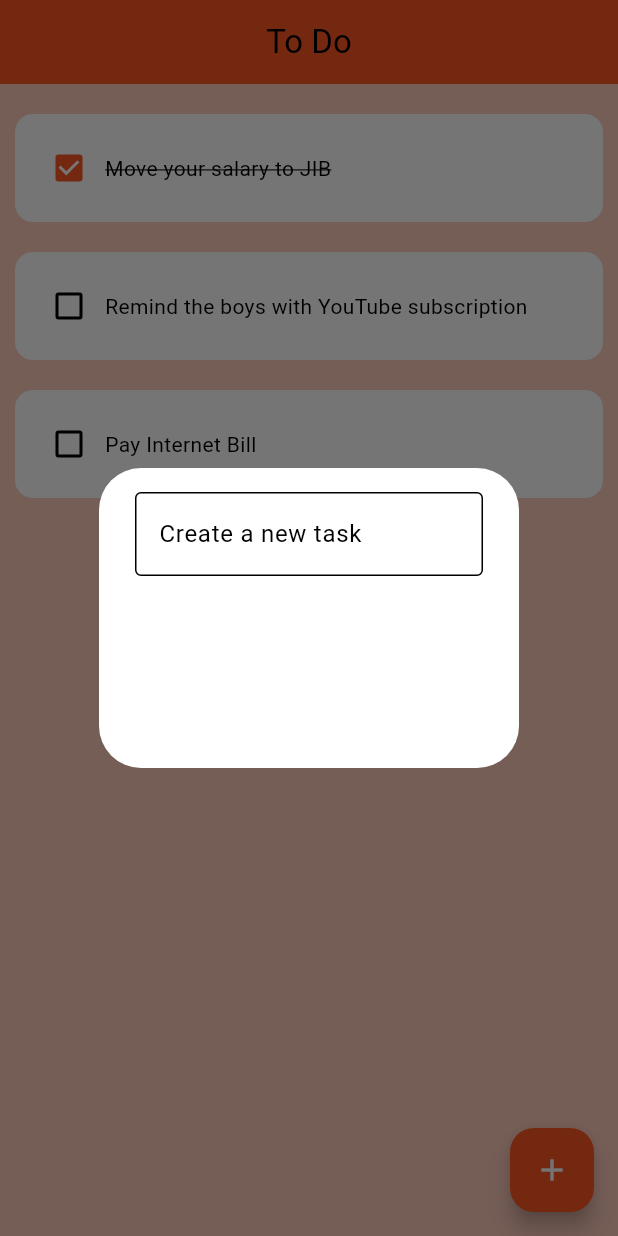
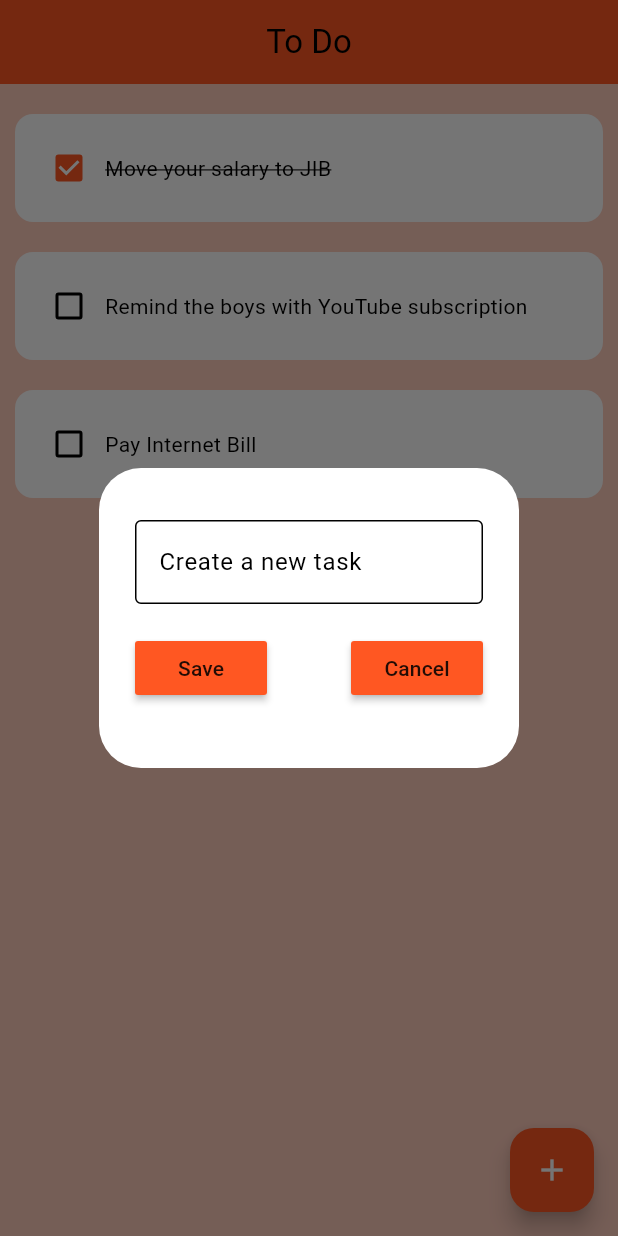
Before and after one commit to OmarAlazaizeh/todo-flutter, a Flutter app: the screen it shows after launch, after a tap on the "add" icon, on a phone screen of 412 x 824 dp. Run offline on Flutter 3.47's test engine with Material 3 defaults, Android fonts, the phone set to English and light mode, and no system bars.

```diff
--- a/lib/pages/todo_page.dart
+++ b/lib/pages/todo_page.dart
@@ -10,6 +10,8 @@ class TodoPage extends StatefulWidget {
 }
 
 class _TodoPageState extends State<TodoPage> {
+  final TextEditingController _textControler = TextEditingController();
+
   // TODO: you can move this to a separete file
   List tasksList = [
     ['Move your salary to JIB', true],
@@ -23,8 +25,26 @@ class _TodoPageState extends State<TodoPage> {
     });
   }
 
+  void saveNewTask() {
+    setState(() {
+      tasksList.add([_textControler.text, false]);
+
+      _textControler.clear();
+    });
+
+    Navigator.of(context).pop();
+  }
+
   void createNewTask() {
-    showDialog(context: context, builder: (builder) => DialogBox());
+    showDialog(
+      context: context,
+      builder:
+          (builder) => DialogBox(
+            textConterler: _textControler,
+            onSave: saveNewTask,
+            onCancel: () => Navigator.of(context).pop(),
+          ),
+    );
   }
 
   @override
--- a/lib/utilities/dialog_box.dart
+++ b/lib/utilities/dialog_box.dart
@@ -1,7 +1,17 @@
 import 'package:flutter/material.dart';
+import 'package:todo_app/utilities/dialog_button.dart';
 
 class DialogBox extends StatelessWidget {
-  const DialogBox({super.key});
+  DialogBox({
+    super.key,
+    required this.textConterler,
+    required this.onSave,
+    required this.onCancel,
+  });
+
+  final TextEditingController textConterler;
+  VoidCallback onSave;
+  VoidCallback onCancel;
 
   @override
   Widget build(BuildContext context) {
@@ -9,13 +19,23 @@ class DialogBox extends StatelessWidget {
       content: SizedBox(
         height: 160.0,
         child: Column(
+          mainAxisAlignment: MainAxisAlignment.spaceEvenly,
           children: [
             TextField(
+              controller: textConterler,
               decoration: InputDecoration(
                 border: OutlineInputBorder(),
                 hintText: 'Create a new task',
                 filled: true,
               ),
+            ),
+            Row(
+              mainAxisAlignment: MainAxisAlignment.spaceBetween,
+              children: [
+                DialogButton(buttonText: 'Save', onPressed: onSave),
+                // SizedBox(width: 10.0),
+                DialogButton(buttonText: 'Cancel', onPressed: onCancel),
+              ],
             ),
           ],
         ),
--- /dev/null
+++ b/lib/utilities/dialog_button.dart
@@ -0,0 +1,21 @@
+import 'package:flutter/material.dart';
+
+class DialogButton extends StatelessWidget {
+  const DialogButton({
+    super.key,
+    required this.buttonText,
+    required this.onPressed,
+  });
+
+  final String buttonText;
+  final VoidCallback onPressed;
+
+  @override
+  Widget build(BuildContext context) {
+    return MaterialButton(
+      onPressed: onPressed,
+      color: Theme.of(context).primaryColor,
+      child: Text(buttonText),
+    );
+  }
+}
```
